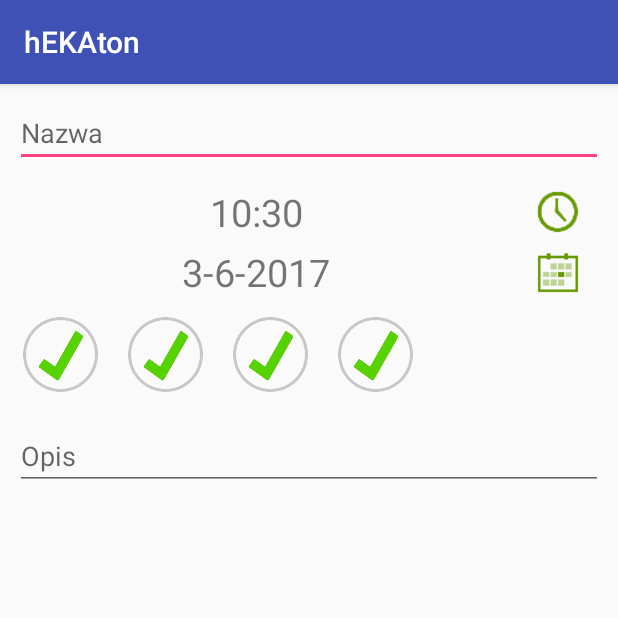
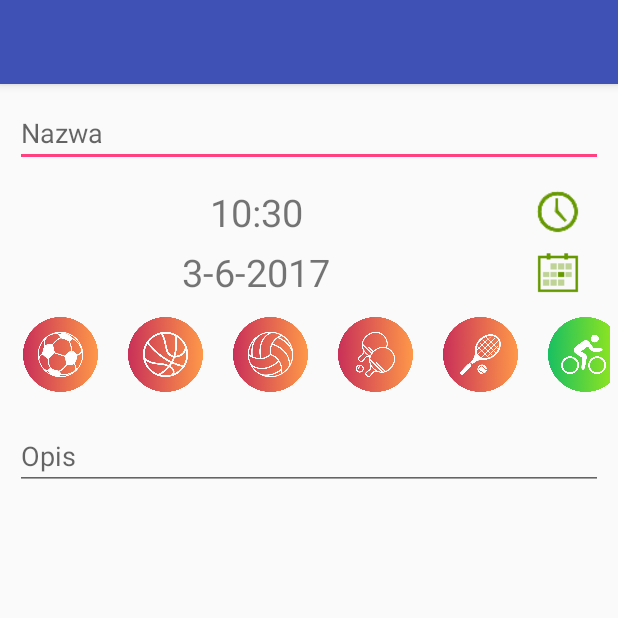
Before and after one commit to ikurek/hEKAton, an Android app: the AddNewActivity screen opened directly, with no data from a screen before it, on a phone screen of 412 x 824 dp, the top half of it. Run offline under Robolectric (Android 15) with nearby library versions, the phone set to English and light mode, and no system bars; plain views replace MaterialEditText.

Commit message:
Select sports

```diff
--- a/app/src/main/java/dzikiekuny/com/hekaton/Activity/AddNewActivity.java
+++ b/app/src/main/java/dzikiekuny/com/hekaton/Activity/AddNewActivity.java
@@ -7,6 +7,7 @@ import android.os.Bundle;
 import android.support.v7.app.AppCompatActivity;
 import android.support.v7.widget.LinearLayoutManager;
 import android.support.v7.widget.RecyclerView;
+import android.util.Log;
 import android.view.View;
 import android.widget.DatePicker;
 import android.widget.ImageView;
@@ -17,7 +18,7 @@ import java.util.ArrayList;
 import java.util.List;
 
 import dzikiekuny.com.hekaton.Adapter.SportAdapter;
-import dzikiekuny.com.hekaton.Models.SportModel;
+import dzikiekuny.com.hekaton.Models.Sport;
 import dzikiekuny.com.hekaton.R;
 
 /**
@@ -25,34 +26,48 @@ import dzikiekuny.com.hekaton.R;
  */
 
 public class AddNewActivity extends AppCompatActivity {
-    List<SportModel> userList = new ArrayList<>();
+
+    RecyclerView sports;
+    private SportAdapter adapter;
+    List<Sport> userList = new ArrayList<>();
     private int mYear, mMonth, mDay, mHour, mMinute;
 
     @Override
     public void onCreate(Bundle savedInstanceState) {
         super.onCreate(savedInstanceState);
         setContentView(R.layout.add_new);
+        this.setTitle("");
+
         ImageView time = (ImageView) findViewById(R.id.btn_time);
         ImageView date = (ImageView) findViewById(R.id.btn_date);
-        RecyclerView sports = (RecyclerView) findViewById(R.id.sports);
+        sports = (RecyclerView) findViewById(R.id.sports);
+
         final TextView txtTime = (TextView) findViewById(R.id.in_time);
         final TextView txtDate = (TextView) findViewById(R.id.in_date);
         final Calendar c = Calendar.getInstance();
+
         mHour = c.get(Calendar.HOUR_OF_DAY);
         mMinute = c.get(Calendar.MINUTE);
         mYear = c.get(Calendar.YEAR);
         mMonth = c.get(Calendar.MONTH);
         mDay = c.get(Calendar.DAY_OF_MONTH);
+
         txtTime.setText(mHour + ":" + mMinute);
         txtDate.setText(mDay + "-" + (mMonth + 1) + "-" + mYear);
-        userList.add(new SportModel(R.id.tick, "Hitler"));
-        userList.add(new SportModel(R.id.tick, "Did"));
-        userList.add(new SportModel(R.id.tick, "Nothing"));
-        userList.add(new SportModel(R.id.tick, "Wrong"));
+
+        for (Sport sp : Sport.values()){
+            userList.add(sp);
+            Log.i("Wartosc sp",sp.toString());
+        }
+
         LinearLayoutManager llm = new LinearLayoutManager(this);
         llm.setOrientation(LinearLayoutManager.HORIZONTAL);
         sports.setLayoutManager(llm);
-        sports.setAdapter(new SportAdapter(userList, getApplicationContext()));
+        this.adapter = new SportAdapter(userList, getApplicationContext(), this);
+        sports.setAdapter(adapter);
+
+
+
         time.setOnClickListener(new View.OnClickListener() {
             @Override
             public void onClick(View v) {
@@ -99,5 +114,8 @@ public class AddNewActivity extends AppCompatActivity {
         });
     }
 
+    public void refresh(){
+        sports.setAdapter(adapter);
+    }
 
 }
--- a/app/src/main/java/dzikiekuny/com/hekaton/Adapter/SportAdapter.java
+++ b/app/src/main/java/dzikiekuny/com/hekaton/Adapter/SportAdapter.java
@@ -10,7 +10,8 @@ import android.widget.ImageView;
 
 import java.util.List;
 
-import dzikiekuny.com.hekaton.Models.SportModel;
+import dzikiekuny.com.hekaton.Activity.AddNewActivity;
+import dzikiekuny.com.hekaton.Models.Sport;
 import dzikiekuny.com.hekaton.R;
 
 /**
@@ -19,12 +20,18 @@ import dzikiekuny.com.hekaton.R;
 
 public class SportAdapter extends RecyclerView.Adapter<SportAdapter.MyViewHolder> {
 
-    private final List<SportModel> sportList;
+    private final List<Sport> sportList;
     private final Context mContext;
+    private final AddNewActivity mActivity;
 
-    public SportAdapter(List<SportModel> userList, Context context) {
+    private int pressed = -1;
+    private int last = -1;
+    private int prelast = -1; // XD XD XD
+
+    public SportAdapter(List<Sport> userList, Context context, AddNewActivity activity) {
         this.sportList = userList;
         this.mContext = context;
+        this.mActivity = activity;
     }
 
     @Override
@@ -37,9 +44,53 @@ public class SportAdapter extends RecyclerView.Adapter<SportAdapter.MyViewHolder
 
     @Override
     public void onBindViewHolder(final MyViewHolder holder, final int position) {
-        SportModel sport = sportList.get(position);
-        Log.e("TAK", String.valueOf(position));
-        holder.userAvatar.setImageDrawable(mContext.getResources().getDrawable(R.drawable.tick));
+        Sport sport = sportList.get(position);
+
+        holder.userAvatar.setImageDrawable((Sport.values()[position].getDrawable(this.mContext)));
+        if(position!=pressed)
+            holder.tick.setVisibility(View.INVISIBLE);
+        else {
+            Log.i("Klik - pozycja", String.valueOf(position));
+            Log.i("Last", String.valueOf(last));
+            Log.i("Pressed", String.valueOf(pressed));
+            Log.i("Prelast", String.valueOf(prelast));
+            if (last == pressed){
+                if (prelast==pressed) {
+                    holder.tick.setVisibility(View.VISIBLE);
+                    prelast = -1;
+                    last = -1;
+                    pressed = -1;
+                } else {
+                    holder.tick.setVisibility(View.INVISIBLE);
+                    prelast = last;
+                    last = -1;
+                    pressed = -1;
+                }
+
+            } else {
+                holder.tick.setVisibility(View.VISIBLE);
+                prelast = last;
+                last = pressed;
+                pressed = position;
+            }
+            if (pressed!=-1){
+                mActivity.setTitle(Sport.values()[pressed].toString());
+            } else {
+                mActivity.setTitle("");
+            }
+
+        }
+
+
+        holder.userAvatar.setOnClickListener(new View.OnClickListener() {
+            @Override
+            public void onClick(View v) {
+                Log.i("Pozycja",Integer.toString(position));
+                pressed=position;
+
+                mActivity.refresh();
+            }
+        });
     }
 
     @Override
@@ -55,6 +106,7 @@ public class SportAdapter extends RecyclerView.Adapter<SportAdapter.MyViewHolder
             super(view);
             userAvatar = (ImageView) view.findViewById(R.id.user_avatar);
             tick = (ImageView) view.findViewById(R.id.tick);
+            this.tick.setVisibility(View.INVISIBLE);
         }
     }
 }
```
